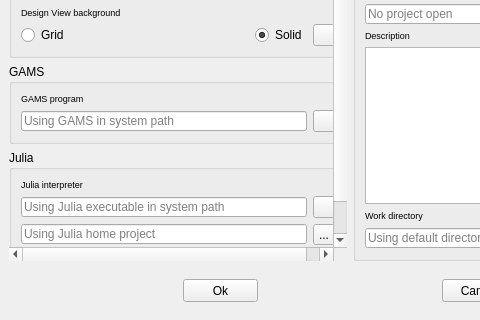
spine-tools/Spine-Toolbox, file spinetoolbox/ui/settings.ui: the form before one commit; both pictures show x 0 to 480 and y 230 to 550 of the 700 by 550 pixel window.
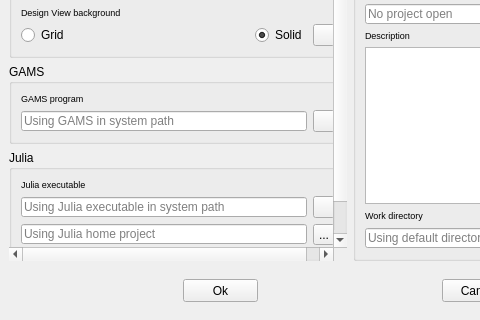
The form after the commit. Icons and pictures are not drawn.

Commit message: Issue #331, possible fix

Patch:
```diff
--- a/spinetoolbox/ui/settings.ui
+++ b/spinetoolbox/ui/settings.ui
@@ -106,7 +106,7 @@
         <property name="geometry">
          <rect>
           <x>0</x>
-          <y>0</y>
+          <y>-71</y>
           <width>417</width>
           <height>540</height>
          </rect>
@@ -420,7 +420,7 @@
                </font>
               </property>
               <property name="text">
-               <string>Julia interpreter</string>
+               <string>Julia executable</string>
               </property>
              </widget>
             </item>
```
The commit also changes 2 other files.
